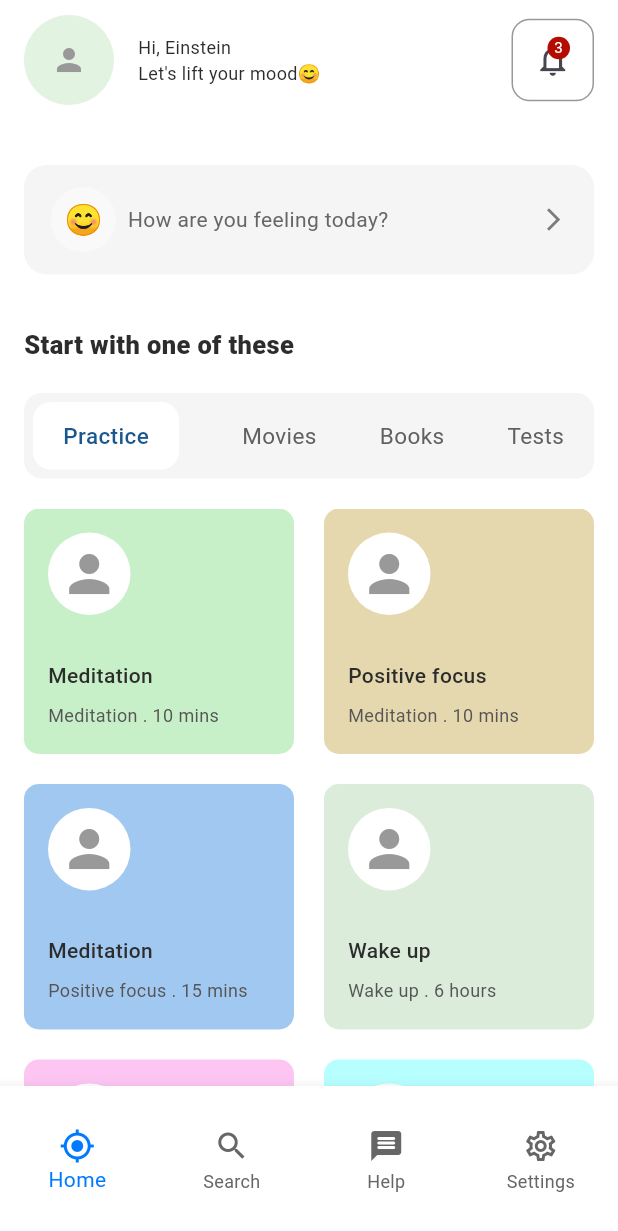
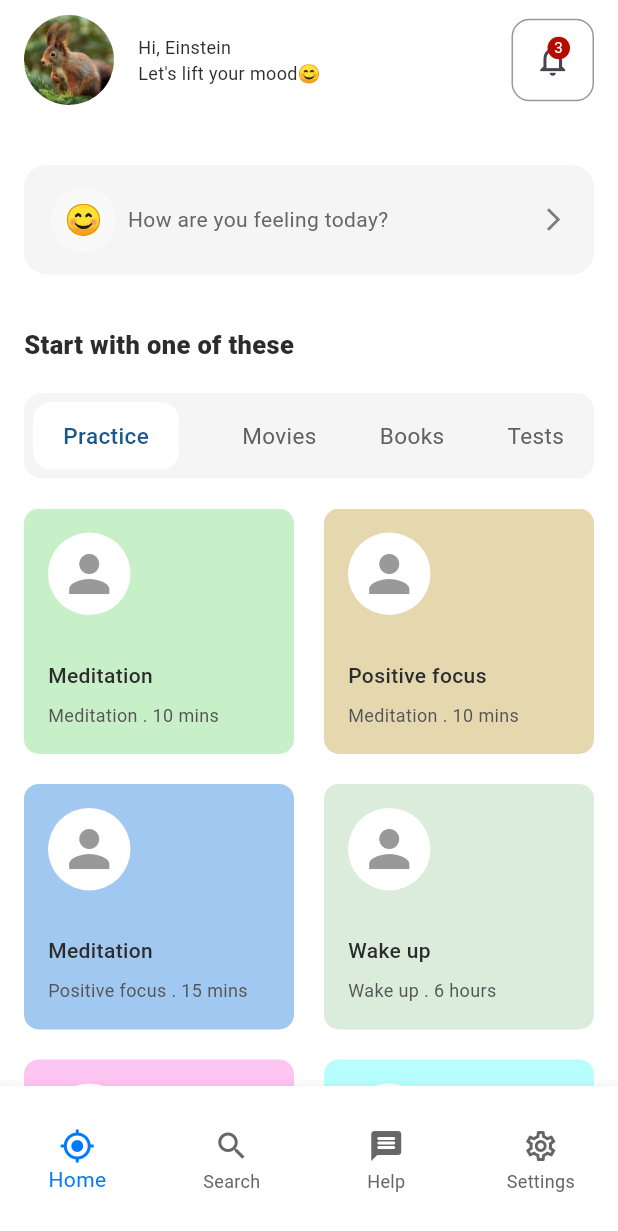
Before and after one commit to JoshuaOzibo/Mental_health_ui, a Flutter app: the screen it shows after launch, on a phone screen of 412 x 824 dp. Shown: the top 1231 px of the screen. Run offline on Flutter 3.47's test engine with Material 3 defaults, Android fonts, the phone set to English and light mode, and no system bars.

Commit message:
feat: update BottomShitButton and AppBarSection for improved styling and add background color to BottomShitcontainer

```diff
--- a/lib/core/botton/bottom_shit_button.dart
+++ b/lib/core/botton/bottom_shit_button.dart
@@ -23,10 +23,10 @@ class BottomShitButton extends StatelessWidget {
         decoration: BoxDecoration(
           borderRadius: BorderRadius.circular(12),
           border: Border.all(
-            color: isSelected ? Colors.blue : '',
+            color: isSelected ? Colors.blue : Colors.blue.withOpacity(0.02),
             width: 2,
           ),
-          color: isSelected ? Colors.blue.withOpacity(0.1) : Colors.white,
+          color: isSelected ? Colors.blue.withOpacity(0.1) : Colors.blue.withOpacity(0.05),
         ),
         child: Column(
           mainAxisSize: MainAxisSize.min,
--- a/lib/features/home_page/components/app_bar.dart
+++ b/lib/features/home_page/components/app_bar.dart
@@ -23,9 +23,16 @@ class AppBarSection extends StatelessWidget implements PreferredSizeWidget {
             height: 60,
             decoration: BoxDecoration(
               color: NovaColors.green,
-              shape: BoxShape.circle,
+              borderRadius: BorderRadius.circular(100),
             ),
-            child: Icon(Icons.person, color: NovaColors.iconGray),
+            child: ClipRRect(
+              borderRadius: BorderRadiusGeometry.circular(100),
+              child: Image.asset(
+              'assets/images/squirrel-619968_1280.jpg',
+              fit: BoxFit.cover,
+              width: double.infinity,
+            ),
+            )
           ),
           Column(
             mainAxisAlignment: MainAxisAlignment.center,
--- a/lib/features/home_page/screens/bottom_shit_container.dart
+++ b/lib/features/home_page/screens/bottom_shit_container.dart
@@ -19,6 +19,7 @@ class _BottomShitcontainerState extends State<BottomShitcontainer> {
     return SizedBox(
       height: 450,
       child: Container(
+        color: Colors.white,
         padding: EdgeInsets.symmetric(horizontal: 30, vertical: 30),
         child: Column(
           children: [
```
